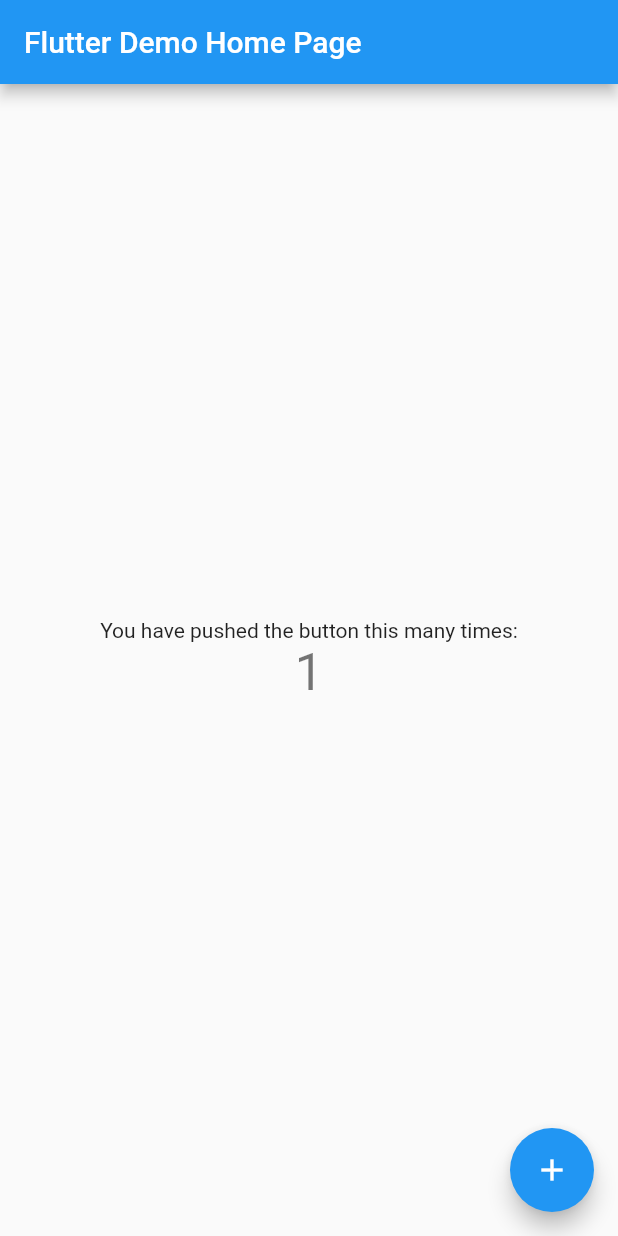
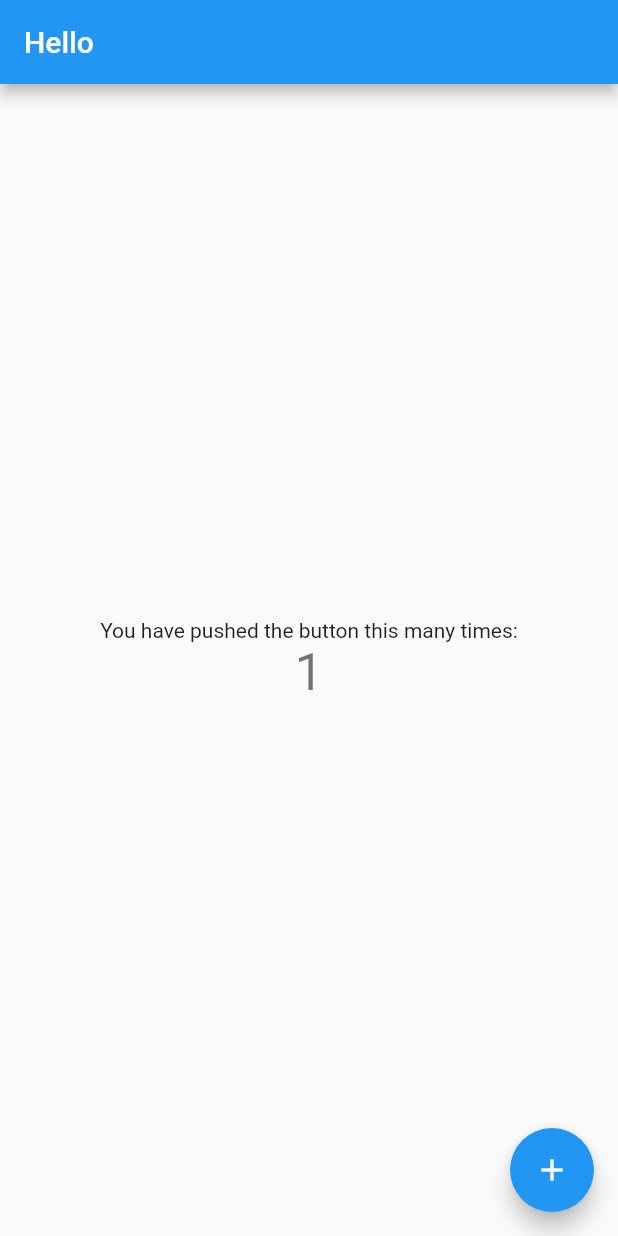
Before and after one commit to maobui/flutter_state_management, a Flutter app: the screen it shows after launch, after a tap on the "add" icon, on a phone screen of 412 x 824 dp. Run offline on Flutter 3.47's test engine with Material 2 defaults, Android fonts, the phone set to English and light mode, and no system bars.

Commit message:
InheritedWidget.

```diff
--- a/lib/main.dart
+++ b/lib/main.dart
@@ -10,34 +10,26 @@ class MyApp extends StatelessWidget {
       theme: ThemeData(
         primarySwatch: Colors.blue,
       ),
-      home: MyHomePage(title: 'Flutter Demo Home Page'),
+      home: InheritedCounter(child: MyHomePage(title: 'Flutter Demo Home Page')),
     );
   }
 }
 
-class MyHomePage extends StatefulWidget {
-  MyHomePage({Key key, this.title}) : super(key: key);
-
+class MyHomePage extends StatelessWidget {
   final String title;
 
-  @override
-  _MyHomePageState createState() => _MyHomePageState();
-}
-
-class _MyHomePageState extends State<MyHomePage> {
-  int _counter = 0;
-
-  void _incrementCounter() {
-    setState(() {
-      _counter++;
-    });
-  }
+  const MyHomePage({Key key, this.title}) : super(key: key);
 
   @override
   Widget build(BuildContext context) {
+    return StatefulBuilder(
+      builder: (BuildContext context, StateSetter setState) {
+        int counter = InheritedCounter.of(context).counter;
+        Function increment = InheritedCounter.of(context).increment;
+
         return Scaffold(
           appBar: AppBar(
-        title: Text(widget.title),
+            title: Text("Hello "),
           ),
           body: Center(
             child: Column(
@@ -47,17 +39,39 @@ class _MyHomePageState extends State<MyHomePage> {
                   'You have pushed the button this many times:',
                 ),
                 Text(
-              '$_counter',
+                  '$counter',
                   style: Theme.of(context).textTheme.display1,
                 ),
               ],
             ),
           ),
           floatingActionButton: FloatingActionButton(
-        onPressed: _incrementCounter,
+            onPressed: () => setState(() => increment()),
             tooltip: 'Increment',
             child: Icon(Icons.add),
           ), // This trailing comma makes auto-formatting nicer for build methods.
         );
+      },
+    );
   }
+
 }
+
+class InheritedCounter extends InheritedWidget {
+  final Map _counter = { 'val': 0};
+  final Widget child;
+
+  InheritedCounter({this.child}): super(child: child);
+
+  increment() {
+    _counter['val'] ++;
+  }
+
+  get counter => _counter['val'];
+
+  @override
+  bool updateShouldNotify(InheritedWidget oldWidget) => true;
+
+  static InheritedCounter of(BuildContext context) => context.dependOnInheritedWidgetOfExactType<InheritedCounter>();
+
+}
```
Lines whose indentation alone changed are shown as unchanged.
